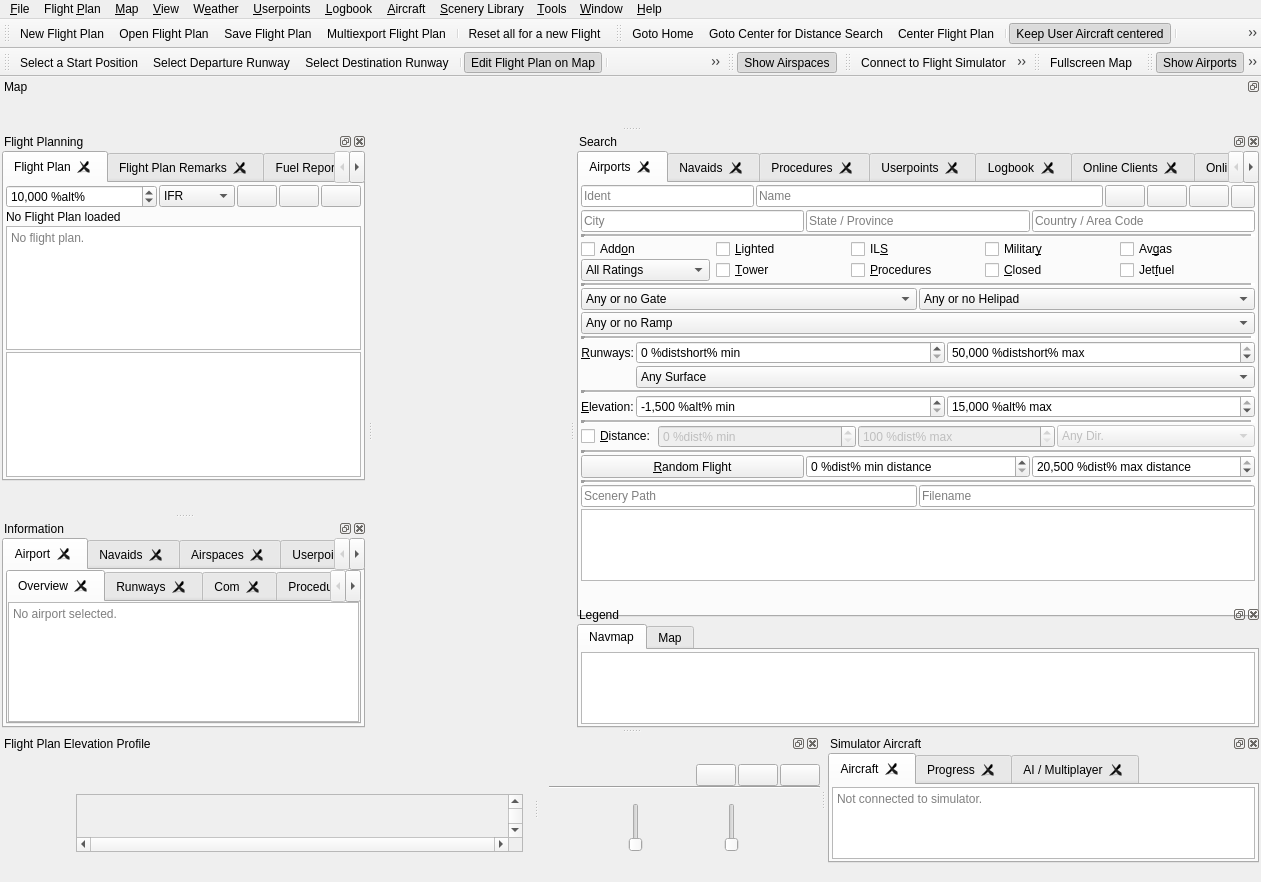
Above: src/gui/mainwindow.ui from albar965/littlenavmap before the change. Below: the same form after it.
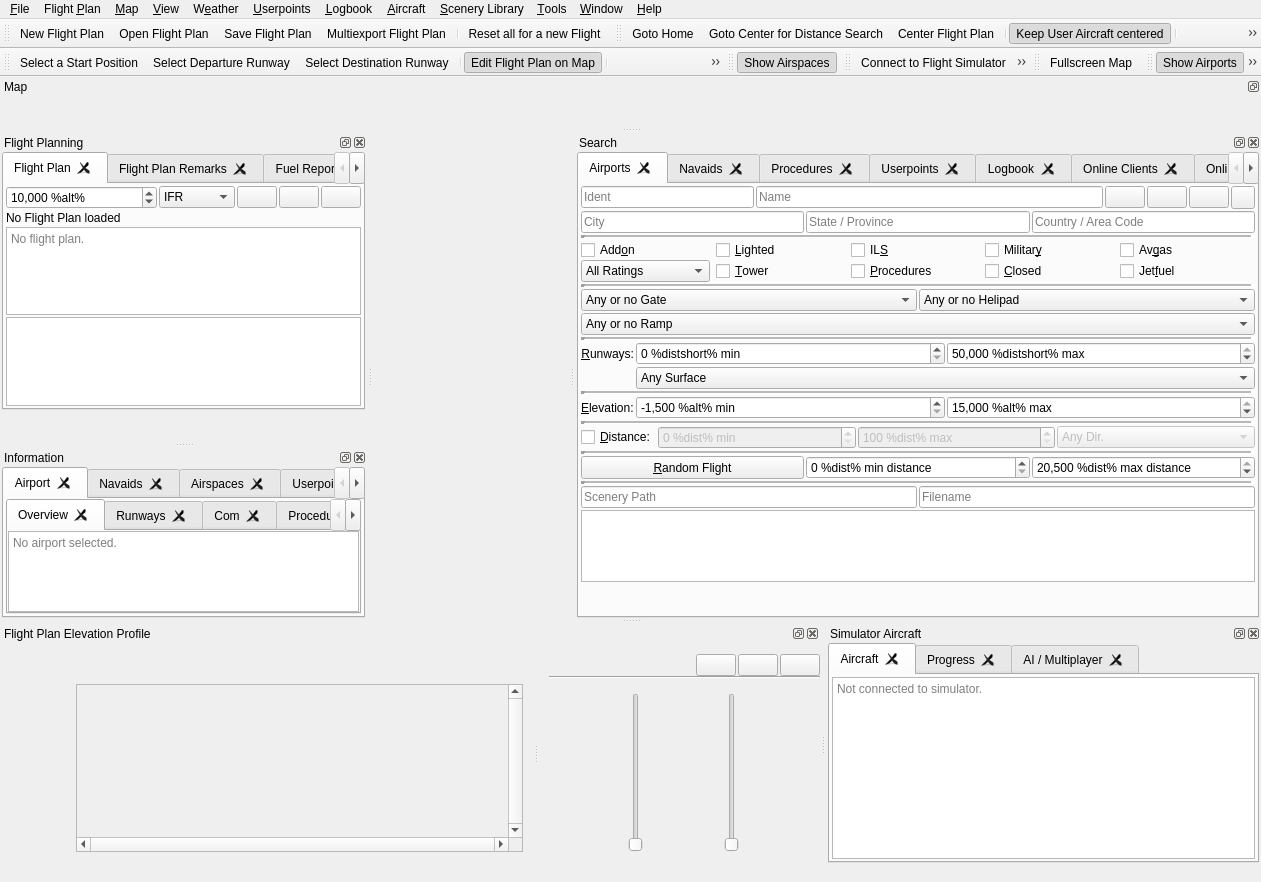
That is the form after the change. Icons and pictures are not drawn.

Commit message: Remove built-in map legend. This now available either online or in the included PDF user manual. More text changes.

What changed in the file:
```diff
--- a/src/gui/mainwindow.ui
+++ b/src/gui/mainwindow.ui
@@ -5867,7 +5867,7 @@
             <property name="geometry">
              <rect>
               <x>0</x>
-              <y>0</y>
+              <y>29</y>
               <width>228</width>
               <height>86</height>
              </rect>
@@ -6306,111 +6306,6 @@
     </layout>
    </widget>
   </widget>
-  <widget class="QDockWidget" name="dockWidgetLegend">
-   <property name="enabled">
-    <bool>true</bool>
-   </property>
-   <property name="windowIcon">
-    <iconset resource="../../littlenavmap.qrc">
-     <normaloff>:/littlenavmap/resources/icons/legenddock.svg</normaloff>:/littlenavmap/resources/icons/legenddock.svg</iconset>
-   </property>
-   <property name="floating">
-    <bool>false</bool>
-   </property>
-   <property name="windowTitle">
-    <string>Legend</string>
-   </property>
-   <attribute name="dockWidgetArea">
-    <number>2</number>
-   </attribute>
-   <widget class="QWidget" name="dockWidgetContents">
-    <layout class="QVBoxLayout" name="verticalLayout_13">
-     <property name="spacing">
-      <number>2</number>
-     </property>
-     <property name="leftMargin">
-      <number>2</number>
-     </property>
-     <property name="topMargin">
-      <number>0</number>
-     </property>
-     <property name="rightMargin">
-      <number>2</number>
-     </property>
-     <property name="bottomMargin">
-      <number>0</number>
-     </property>
-     <item>
-      <widget class="QTabWidget" name="tabWidgetLegend">
-       <property name="currentIndex">
-        <number>0</number>
-       </property>
-       <widget class="QWidget" name="tabLegendNav">
-        <attribute name="title">
-         <string>Navmap</string>
-        </attribute>
-        <layout class="QVBoxLayout" name="verticalLayout_21">
-         <property name="spacing">
-          <number>2</number>
-         </property>
-         <property name="leftMargin">
-          <number>2</number>
-         </property>
-         <property name="topMargin">
-          <number>2</number>
-         </property>
-         <property name="rightMargin">
-          <number>2</number>
-         </property>
-         <property name="bottomMargin">
-          <number>2</number>
-         </property>
-         <item>
-          <widget class="QTextBrowser" name="textBrowserLegendNavInfo">
-           <property name="openExternalLinks">
-            <bool>false</bool>
-           </property>
-           <property name="openLinks">
-            <bool>false</bool>
-           </property>
-          </widget>
-         </item>
-        </layout>
-       </widget>
-       <widget class="QWidget" name="tabLegend">
-        <attribute name="title">
-         <string>Map</string>
-        </attribute>
-        <layout class="QVBoxLayout" name="verticalLayout_20">
-         <property name="spacing">
-          <number>2</number>
-         </property>
-         <property name="leftMargin">
-          <number>2</number>
-         </property>
-         <property name="topMargin">
-          <number>2</number>
-         </property>
-         <property name="rightMargin">
-          <number>2</number>
-         </property>
-         <property name="bottomMargin">
-          <number>2</number>
-         </property>
-         <item>
-          <widget class="QTextBrowser" name="textBrowserLegendInfo">
-           <property name="openExternalLinks">
-            <bool>true</bool>
-           </property>
-          </widget>
-         </item>
-        </layout>
-       </widget>
-      </widget>
-     </item>
-    </layout>
-   </widget>
-  </widget>
   <widget class="QDockWidget" name="dockWidgetMap">
    <property name="minimumSize">
     <size>
```
Left out of the diff: 36 changed lines with no effect on the pictures. The commit also changes 200 other files.
